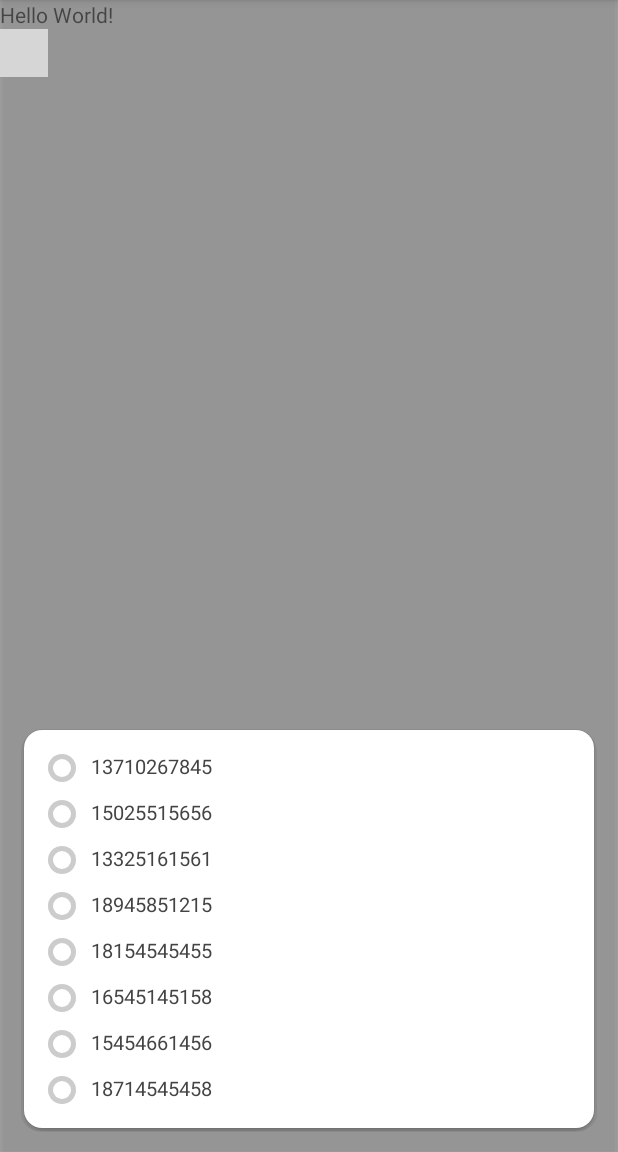
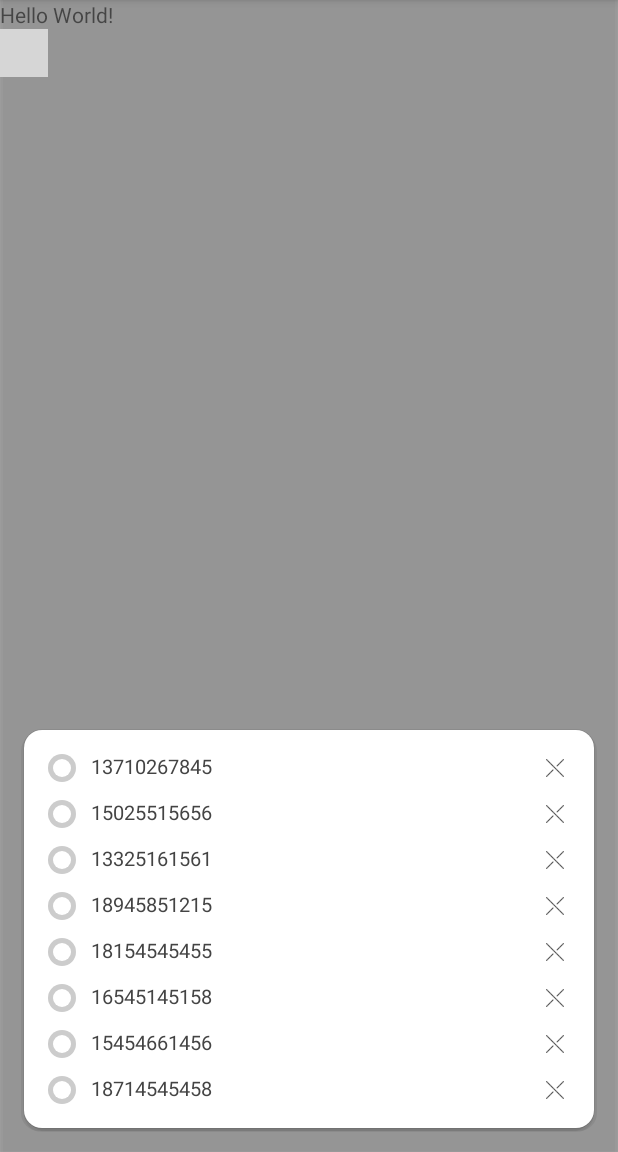
Before and after one commit to NotSeriousCoder/TipWindow, an Android app: the screen it shows after launch (MainActivity), after a tap on "Hello World!", on a phone screen of 412 x 824 dp, the part 84-1236 px from its top. Run offline under Robolectric (Android 15) with nearby library versions, the phone set to English and light mode, and no system bars; plain views replace NumTipView; 2 statements that could not run were skipped; grey boxes are pictures that could not be loaded.

Commit message:
1.增加删除功能

```diff
--- a/code/app/src/main/java/com/bingor/tipwindow/MainActivity.java
+++ b/code/app/src/main/java/com/bingor/tipwindow/MainActivity.java
@@ -48,6 +48,11 @@ public class MainActivity extends AppCompatActivity {
                             public void onItemClick(AdapterView<?> parent, View view, int position, long id, String data) {
                                 Toast.makeText(getBaseContext(), data, Toast.LENGTH_SHORT).show();
                             }
+
+                            @Override
+                            public void onItemDeleteClick(int position, String data) {
+                                Toast.makeText(getBaseContext(), "del==" + data, Toast.LENGTH_SHORT).show();
+                            }
                         })
                         .setAlpha(0.3f)
                         .create()
--- a/code/poptipwindow/build.gradle
+++ b/code/poptipwindow/build.gradle
@@ -8,8 +8,8 @@ android {
     defaultConfig {
         minSdkVersion 19
         targetSdkVersion 27
-        versionCode 1
-        versionName "1.0"
+        versionCode 2
+        versionName "1.0.1"
 
         testInstrumentationRunner "android.support.test.runner.AndroidJUnitRunner"
 
--- a/code/poptipwindow/src/main/java/com/bingor/poptipwindow/adapter/GeneralAdapter.java
+++ b/code/poptipwindow/src/main/java/com/bingor/poptipwindow/adapter/GeneralAdapter.java
@@ -3,6 +3,8 @@ package com.bingor.poptipwindow.adapter;
 import android.content.Context;
 import android.view.LayoutInflater;
 import android.widget.BaseAdapter;
+
+import com.bingor.poptipwindow.impl.OnAdapterStateChangeListener;
 
 import java.util.ArrayList;
 import java.util.List;
@@ -16,6 +18,7 @@ public abstract class GeneralAdapter<Data> extends BaseAdapter {
     protected List<Data> datas;
     protected LayoutInflater inflater;
     protected int positionChecked;
+    protected OnAdapterStateChangeListener<Data> onAdapterStateChangeListener;
 
     public GeneralAdapter(Context context, List<Data> datas) {
         this.context = context;
@@ -123,4 +126,12 @@ public abstract class GeneralAdapter<Data> extends BaseAdapter {
     public void setPositionChecked(int positionChecked) {
         this.positionChecked = positionChecked;
     }
+
+    public OnAdapterStateChangeListener getOnAdapterStateChangeListener() {
+        return onAdapterStateChangeListener;
+    }
+
+    public void setOnAdapterStateChangeListener(OnAdapterStateChangeListener onAdapterStateChangeListener) {
+        this.onAdapterStateChangeListener = onAdapterStateChangeListener;
+    }
 }
--- a/code/poptipwindow/src/main/java/com/bingor/poptipwindow/adapter/SimpleListAdapter.java
+++ b/code/poptipwindow/src/main/java/com/bingor/poptipwindow/adapter/SimpleListAdapter.java
@@ -6,7 +6,9 @@ import android.support.annotation.ColorInt;
 import android.view.View;
 import android.view.ViewGroup;
 import android.widget.FrameLayout;
+import android.widget.ImageView;
 import android.widget.TextView;
+import android.widget.Toast;
 
 import com.bingor.poptipwindow.R;
 import com.bingor.poptipwindow.util.ShapeSelectorUtil;
@@ -30,12 +32,13 @@ public class SimpleListAdapter extends GeneralAdapter<String> {
     }
 
     @Override
-    public View getView(int position, View convertView, ViewGroup parent) {
+    public View getView(final int position, View convertView, ViewGroup parent) {
         convertView = inflater.inflate(R.layout.view_list_item, null);
 
         FrameLayout flCheck = convertView.findViewById(R.id.fl_m_view_list_item_p_check);
         View viewCheck = convertView.findViewById(R.id.view_m_view_list_item_p_check);
         TextView tvContent = convertView.findViewById(R.id.tv_m_view_list_item_p_content);
+        ImageView ivClose = convertView.findViewById(R.id.iv_m_view_list_item_p_close);
 
         if (position == positionChecked) {
             flCheck.setBackground(ShapeSelectorUtil.getDrawable(null, new ShapeSelectorUtil.CornersWrapper().setRadius(200), color, 0));
@@ -46,6 +49,15 @@ public class SimpleListAdapter extends GeneralAdapter<String> {
         }
         tvContent.setText(datas.get(position));
 
+        ivClose.setOnClickListener(new View.OnClickListener() {
+            @Override
+            public void onClick(View v) {
+                if (onAdapterStateChangeListener != null) {
+                    onAdapterStateChangeListener.onItemDeleteClick(position, datas.get(position));
+                }
+            }
+        });
+
         return convertView;
     }
 }
--- /dev/null
+++ b/code/poptipwindow/src/main/java/com/bingor/poptipwindow/impl/OnAdapterStateChangeListener.java
@@ -0,0 +1,8 @@
+package com.bingor.poptipwindow.impl;
+
+/**
+ * Created by HXB on 2018/9/26.
+ */
+public interface OnAdapterStateChangeListener<T> {
+    void onItemDeleteClick(int position, T data);
+}
--- a/code/poptipwindow/src/main/java/com/bingor/poptipwindow/impl/OnItemClickListener.java
+++ b/code/poptipwindow/src/main/java/com/bingor/poptipwindow/impl/OnItemClickListener.java
@@ -8,4 +8,6 @@ import android.widget.AdapterView;
  */
 public interface OnItemClickListener<T> {
     void onItemClick(AdapterView<?> parent, View view, int position, long id, T data);
+
+    void onItemDeleteClick(int position, T data);
 }
--- a/code/poptipwindow/src/main/res/layout/view_list_item.xml
+++ b/code/poptipwindow/src/main/res/layout/view_list_item.xml
@@ -29,13 +29,21 @@
 
     <TextView
         android:id="@+id/tv_m_view_list_item_p_content"
-        android:layout_width="match_parent"
+        android:layout_width="0dp"
         android:layout_height="wrap_content"
         android:layout_marginLeft="10dp"
         android:layout_marginBottom="1dp"
+        android:layout_weight="1"
         android:gravity="center_vertical"
         android:lines="1"
         android:textColor="#444444"
         android:textSize="13sp" />
 
+    <ImageView
+        android:id="@+id/iv_m_view_list_item_p_close"
+        android:layout_width="wrap_content"
+        android:layout_height="wrap_content"
+        android:padding="4dp"
+        android:src="@drawable/ic_close" />
+
 </LinearLayout>
```
Also changed, not shown: code/poptipwindow/src/main/java/com/bingor/poptipwindow/ListTipWindow.java (+14 -0 lines), code/poptipwindow/src/main/res/drawable-xhdpi/ic_close.png (added), code/poptipwindow/src/main/res/drawable-xxhdpi/ic_close.png (added).
